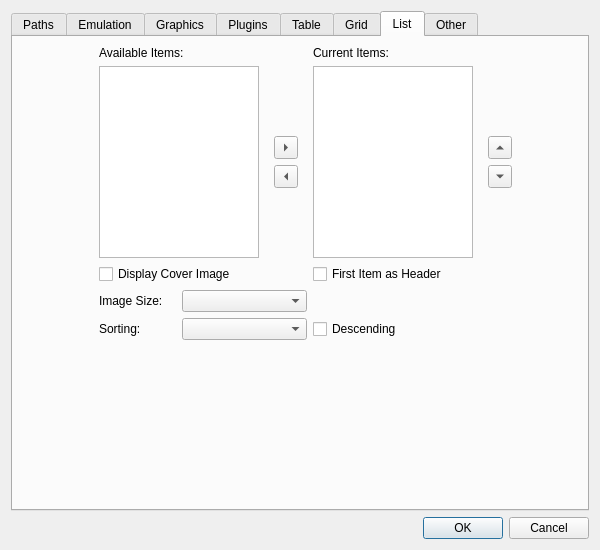
Before: the Qt Designer form src/dialogs/settingsdialog.ui in dh4/mupen64plus-qt, drawn with Qt 5.
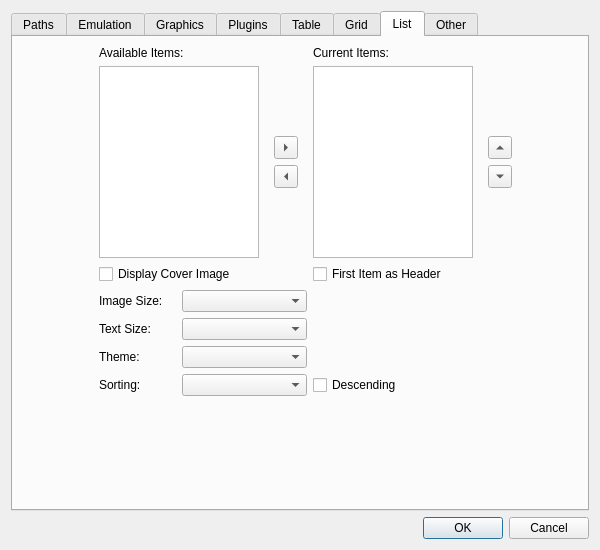
After: the same form once the commit is applied. The open tabs and pages were chosen to show the change.

Commit message: Add dark theme and customizable text size to list view

```diff
--- a/src/dialogs/settingsdialog.ui
+++ b/src/dialogs/settingsdialog.ui
@@ -1021,21 +1021,21 @@
            </property>
           </widget>
          </item>
-         <item row="4" column="3">
+         <item row="6" column="3">
           <widget class="QCheckBox" name="listDescendingOption">
            <property name="text">
             <string>Descending</string>
            </property>
           </widget>
          </item>
-         <item row="4" column="0">
+         <item row="6" column="0">
           <widget class="QLabel" name="listSortLabel">
            <property name="text">
             <string>Sorting:</string>
            </property>
           </widget>
          </item>
-         <item row="4" column="1" colspan="2">
+         <item row="6" column="1" colspan="2">
           <widget class="QComboBox" name="listSortBox">
            <property name="maximumSize">
             <size>
@@ -1045,6 +1045,9 @@
            </property>
           </widget>
          </item>
+         <item row="3" column="1" colspan="2">
+          <widget class="QComboBox" name="listSizeBox"/>
+         </item>
          <item row="2" column="3" colspan="2">
           <widget class="QCheckBox" name="listHeaderOption">
            <property name="text">
@@ -1059,8 +1062,25 @@
            </property>
           </widget>
          </item>
-         <item row="3" column="1" colspan="2">
-          <widget class="QComboBox" name="listSizeBox"/>
+         <item row="4" column="0">
+          <widget class="QLabel" name="listTextLabel">
+           <property name="text">
+            <string>Text Size:</string>
+           </property>
+          </widget>
+         </item>
+         <item row="5" column="0">
+          <widget class="QLabel" name="listThemeLabel">
+           <property name="text">
+            <string>Theme:</string>
+           </property>
+          </widget>
+         </item>
+         <item row="4" column="1" colspan="2">
+          <widget class="QComboBox" name="listTextBox"/>
+         </item>
+         <item row="5" column="1" colspan="2">
+          <widget class="QComboBox" name="listThemeBox"/>
          </item>
         </layout>
        </item>
```
Left out of the diff: 3 changed lines with no effect on the pictures. The commit also changes 8 other files.
